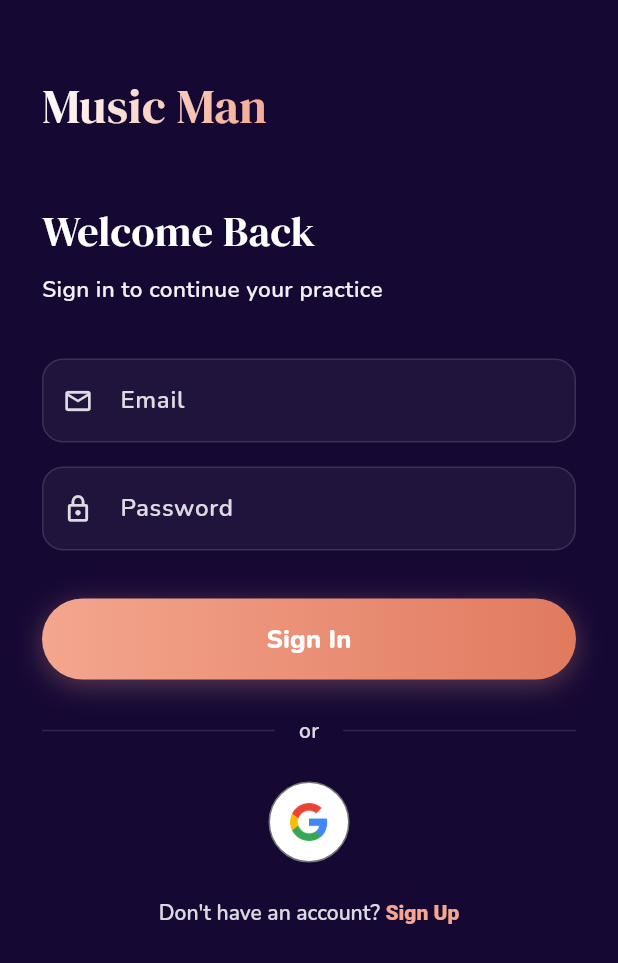
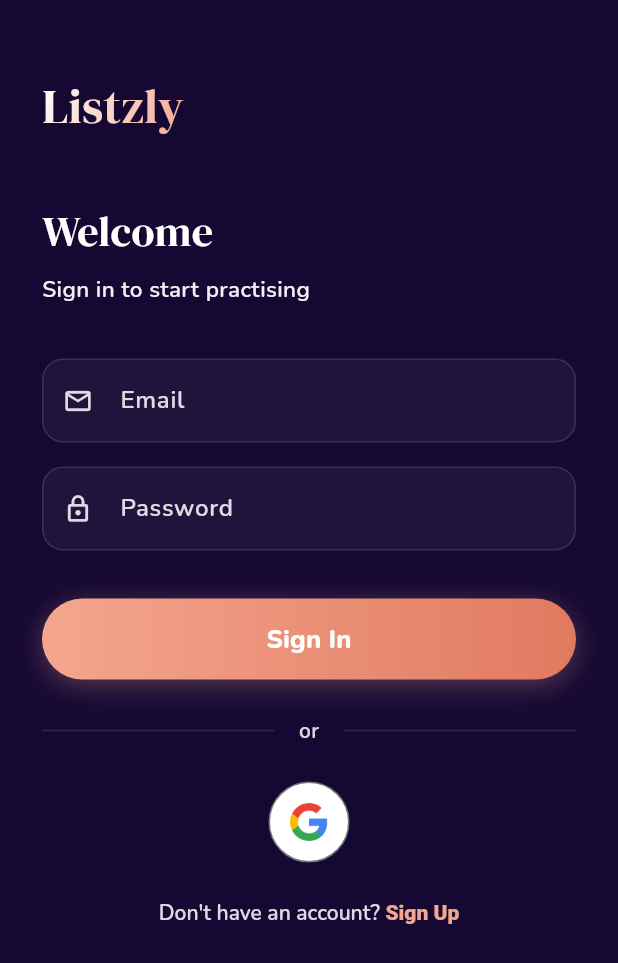
Before and after one commit to marlyocat/listzly, a Flutter app: the AuthPage screen opened by its route, on a phone screen of 412 x 824 dp. Shown: the top 963 px of the screen. Run offline on Flutter 3.47's test engine with Material 3 defaults, Android fonts, the light colour scheme and no system bars; our stand-ins replace flutter_riverpod, google_fonts, google_sign_in, lottie, riverpod_annotation, supabase_flutter; missing offline and left inert: turn_page_transition; accounts and stored records are empty; generated files the repository leaves out were written again; network calls fail; project files that could hold a hidden picture were left out.

Commit message:
Update login page text

```diff
--- a/lib/pages/auth_page.dart
+++ b/lib/pages/auth_page.dart
@@ -180,7 +180,7 @@
                   end: Alignment.bottomRight,
                 ).createShader(bounds),
                 child: Text(
-                  'Music Man',
+                  'Listzly',
                   style: GoogleFonts.dmSerifDisplay(
                     fontSize: 32,
                     color: Colors.white,
@@ -192,7 +192,7 @@
 
               // Title
               Text(
-                _isLogin ? 'Welcome Back' : 'Create Account',
+                _isLogin ? 'Welcome' : 'Create Account',
                 style: GoogleFonts.dmSerifDisplay(
                   fontSize: 28,
                   color: Colors.white,
@@ -201,7 +201,7 @@
               const SizedBox(height: 8),
               Text(
                 _isLogin
-                    ? 'Sign in to continue your practice'
+                    ? 'Sign in to start practising'
                     : 'Start your musical journey',
                 style: GoogleFonts.nunito(
                   fontSize: 15,
--- a/lib/pages/intro_page.dart
+++ b/lib/pages/intro_page.dart
@@ -86,7 +86,7 @@
                         end: Alignment.bottomRight,
                       ).createShader(bounds),
                       child: Text(
-                        "Music Man",
+                        "Listzly",
                         style: GoogleFonts.dmSerifDisplay(
                           fontSize: 32,
                           color: Colors.white,
```
